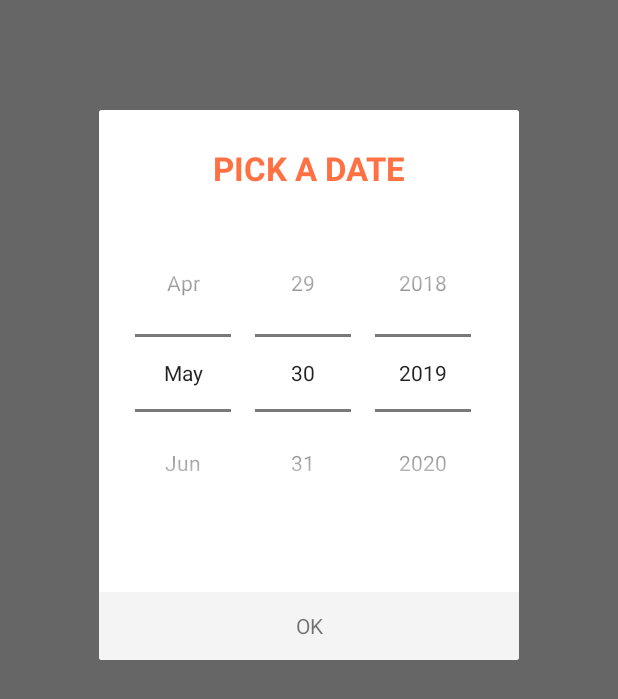
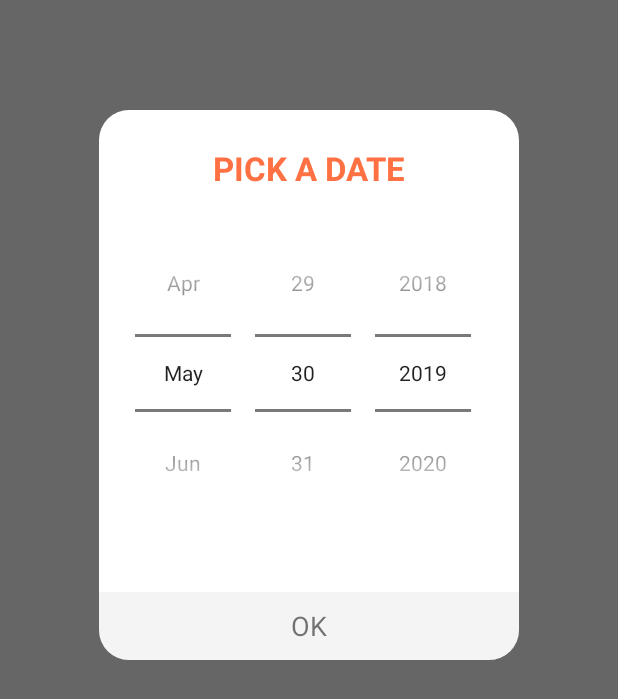
Before and after one commit to mainong-jenbum/picco, an Android app: the screen it shows after launch (MainActivity), after a tap on "DATE PICKER", on a phone screen of 412 x 824 dp. Shown: the part 233-932 px from the top of the screen. Run offline under Robolectric (Android 15) with nearby library versions, the phone set to English and light mode, and no system bars.

Commit message:
Design Update

```diff
--- a/app/build.gradle
+++ b/app/build.gradle
@@ -32,5 +32,5 @@ dependencies {
     implementation 'com.google.android.material:material:1.1.0-alpha06'
 
     // POP
-    implementation 'com.github.mainong-jenbum:pop:1.2.0'
+    implementation 'com.github.mainong-jenbum:pop:1.2.5'
 }
--- a/pico/src/main/java/ui/mainong/pico/Pico.java
+++ b/pico/src/main/java/ui/mainong/pico/Pico.java
@@ -2,6 +2,8 @@ package ui.mainong.pico;
 
 import android.app.Dialog;
 import android.content.Context;
+import android.graphics.Color;
+import android.graphics.drawable.ColorDrawable;
 import android.os.Build;
 import android.os.Bundle;
 import android.view.View;
@@ -54,7 +56,7 @@ public class Pico extends Dialog implements View.OnClickListener {
         super.onCreate(savedInstanceState);
 
         requestWindowFeature(Window.FEATURE_NO_TITLE);
-
+        getWindow().setBackgroundDrawable(new ColorDrawable(Color.TRANSPARENT));
         // Sets layout by type
         if (type == Type.CALENDAR) {
             setContentView(R.layout.layout_date_picker);
--- /dev/null
+++ b/pico/src/main/res/drawable/bg_dialog.xml
@@ -0,0 +1,7 @@
+<?xml version="1.0" encoding="utf-8"?>
+<shape xmlns:android="http://schemas.android.com/apk/res/android">
+    <solid
+        android:color="@android:color/white"/>
+    <corners
+        android:radius="20dp" />
+</shape>
--- /dev/null
+++ b/pico/src/main/res/drawable/bg_dialog_btn.xml
@@ -0,0 +1,8 @@
+<?xml version="1.0" encoding="utf-8"?>
+<shape xmlns:android="http://schemas.android.com/apk/res/android">
+    <solid
+        android:color="#50DDDDDD"/>
+    <corners
+        android:bottomLeftRadius="20dp"
+        android:bottomRightRadius="20dp"/>
+</shape>
--- a/pico/src/main/res/layout/layout_date_picker.xml
+++ b/pico/src/main/res/layout/layout_date_picker.xml
@@ -3,7 +3,8 @@
     android:orientation="vertical" android:layout_width="match_parent"
     android:layout_height="wrap_content"
     android:gravity="center_horizontal"
-    android:background="@android:color/white">
+    android:background="@drawable/bg_dialog"
+    android:layout_margin="24dp">
 
     <TextView
         android:id="@+id/title"
@@ -33,6 +34,7 @@
         android:text="OK"
         android:gravity="center"
         android:layout_marginTop="24dp"
-        android:background="#50DDDDDD"/>
+        android:textSize="18sp"
+        android:background="@drawable/bg_dialog_btn"/>
 
 </LinearLayout>
--- a/pico/src/main/res/layout/layout_time_picker.xml
+++ b/pico/src/main/res/layout/layout_time_picker.xml
@@ -3,7 +3,8 @@
     android:orientation="vertical" android:layout_width="match_parent"
     android:layout_height="wrap_content"
     android:gravity="center_horizontal"
-    android:background="@android:color/white">
+    android:background="@drawable/bg_dialog"
+    android:layout_margin="24dp">
 
     <TextView
         android:id="@+id/title"
@@ -31,6 +32,7 @@
         android:text="OK"
         android:gravity="center"
         android:layout_marginTop="24dp"
-        android:background="#50DDDDDD"/>
+        android:textSize="18sp"
+        android:background="@drawable/bg_dialog_btn"/>
 
 </LinearLayout>
```
